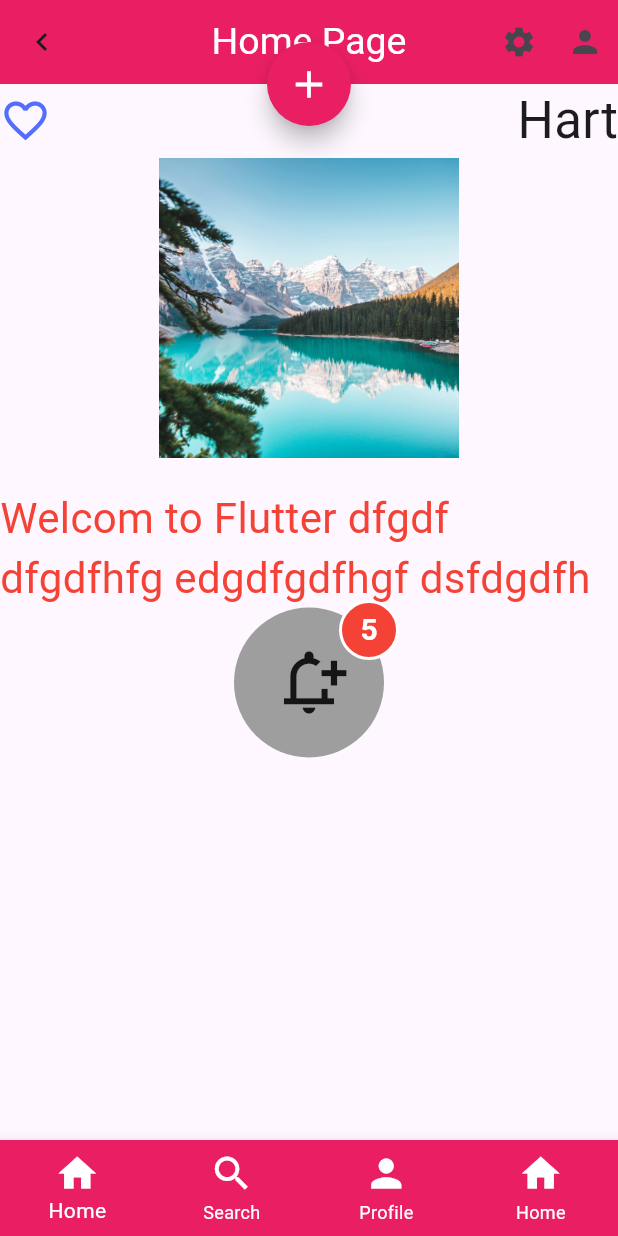
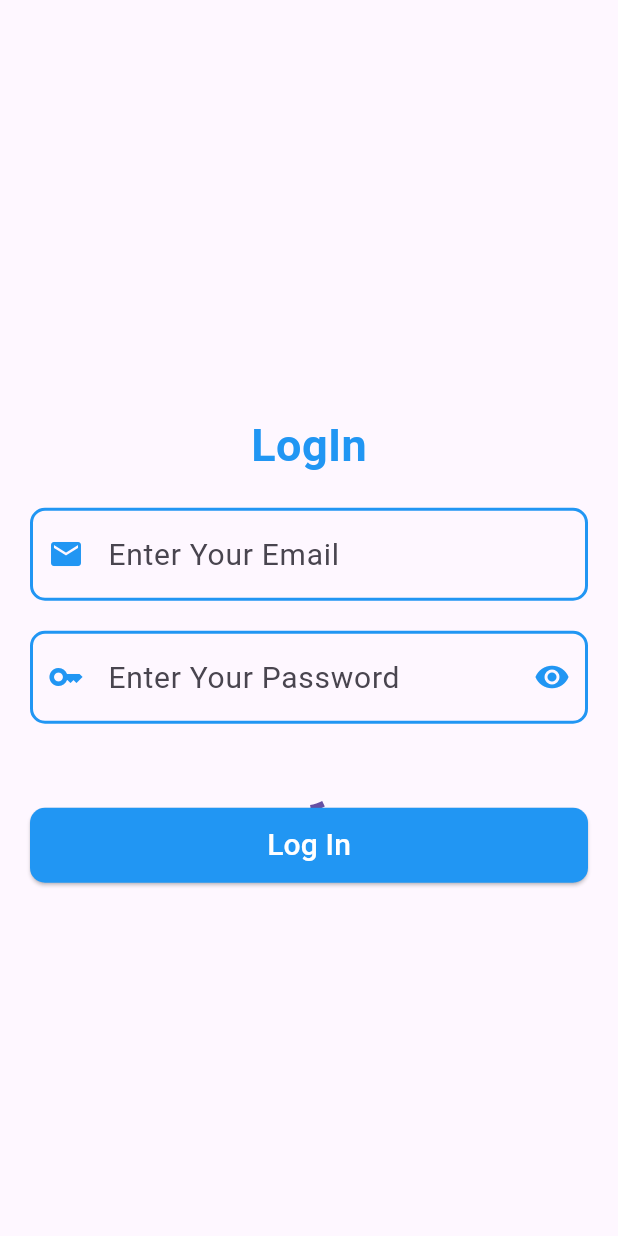
Before and after one commit to Rathapp/Mobile_TK_weekend, a Flutter app: the screen it shows after launch, on a phone screen of 412 x 824 dp. Run offline on Flutter 3.47's test engine with Material 3 defaults, Android fonts, the phone set to English and light mode, and no system bars.

Commit message:
update ui

```diff
--- /dev/null
+++ b/lib/Log_in.dart
@@ -0,0 +1,108 @@
+
+import 'package:flutter/material.dart';
+
+import 'home_page.dart';
+
+class LogIn extends StatelessWidget {
+  LogIn({super.key});
+ final TextEditingController _emailController = TextEditingController();
+ final TextEditingController _passwordController = TextEditingController();
+  @override
+  Widget build(BuildContext context) {
+    return Scaffold(
+      body: SingleChildScrollView(
+        child: Padding(
+          padding: const EdgeInsets.all(20.0),
+          child: Center(
+            child: SizedBox(
+              height: MediaQuery.of(context).size.height,
+              child: Column(
+                mainAxisAlignment: MainAxisAlignment.center,
+                children: [
+                  Text("LogIn",style: TextStyle(fontSize: 30,fontWeight: FontWeight(600),color: Colors.blue),),
+                  SizedBox(height: 20,),
+                  TextField(
+                    controller: _emailController,
+                    style: TextStyle(fontSize: 20,color: Colors.blue),
+                    keyboardType: TextInputType.emailAddress,
+                    decoration: InputDecoration(
+                      focusedBorder: OutlineInputBorder(
+                        borderRadius: BorderRadius.circular(10),
+                        borderSide: BorderSide(color: Colors.blue,width: 2),
+                      ),
+                      enabledBorder: OutlineInputBorder(
+                        borderRadius: BorderRadius.circular(10),
+                        borderSide: BorderSide(color: Colors.blue,width: 2),
+                      ),
+                      hintText: "Enter Your Email",
+                      // labelText: "Email",
+                      prefixIcon: Icon(Icons.email,color: Colors.blue),
+                      // icon: Icon(Icons.email),
+                      // suffixIcon: Icon(Icons.email),
+                      border: OutlineInputBorder(
+                        borderRadius: BorderRadius.circular(10),
+                        borderSide: BorderSide(color: Colors.blue,width: 2),
+
+                      )
+
+                    )
+
+                  ),
+                  SizedBox(height: 20,),
+                  TextField(
+                    controller: _passwordController,
+                      obscureText: true,
+                      style: TextStyle(fontSize: 20,color: Colors.blue),
+                      keyboardType: TextInputType.text,
+                      decoration: InputDecoration(
+                          focusedBorder: OutlineInputBorder(
+                            borderRadius: BorderRadius.circular(10),
+                            borderSide: BorderSide(color: Colors.blue,width: 2),
+                          ),
+                          enabledBorder: OutlineInputBorder(
+                            borderRadius: BorderRadius.circular(10),
+                            borderSide: BorderSide(color: Colors.blue,width: 2),
+                          ),
+                          hintText: "Enter Your Password",
+                          // labelText: "Email",
+                          prefixIcon: Icon(Icons.key,color: Colors.blue),
+                          // icon: Icon(Icons.email),
+                          suffixIcon: Icon(Icons.visibility,color: Colors.blue),
+                          border: OutlineInputBorder(
+                            borderRadius: BorderRadius.circular(10),
+                            borderSide: BorderSide(color: Colors.blue,width: 2),
+
+                          )
+
+                      )
+
+                  ),
+                  SizedBox(height: 20,),
+
+                  CircularProgressIndicator(),
+                  SizedBox(
+                    width: MediaQuery.of(context).size.width,
+                    height: 50,
+                    child: ElevatedButton(
+                        onPressed: (){
+                          print("Email : ${_emailController.text}");
+                          print("Password : ${_passwordController.text}");
+                          Navigator.pushReplacement(context, MaterialPageRoute(builder: (context)=> HomePage()));
+                        },
+                    style: ElevatedButton.styleFrom(
+                      backgroundColor: Colors.blue,
+                      shape: RoundedRectangleBorder(borderRadius: BorderRadius.circular(10)),
+                    ),
+                        child: Text("Log In",style: TextStyle(fontSize: 20,color: Colors.white),)
+                    ),
+                  )
+                ],
+              ),
+            )
+          ,
+          ),
+        ),
+      ),
+    );
+  }
+}
--- a/lib/home_page.dart
+++ b/lib/home_page.dart
@@ -8,8 +8,8 @@
   Widget build(BuildContext context) {
     return Scaffold(
       key: _scaffoldKey,
-      appBar: buildAppBar(),
-      drawer: buildDrawer(),
+      appBar: buildAppBar(context),
+      // drawer: buildDrawer(),
       endDrawer: Drawer(),
       body: buildBody(),
       floatingActionButton: buildFloatingActionButton(),
@@ -127,10 +127,11 @@
     );
   }
 
-  AppBar buildAppBar() {
+  AppBar buildAppBar(BuildContext context) {
     return AppBar(
       leading: IconButton(onPressed: (){
-        _scaffoldKey.currentState?.openDrawer();
+        // _scaffoldKey.currentState?.openDrawer();
+        Navigator.pop(context);
 
       }, icon: Icon(Icons.chevron_left)),
       title: Text("Home Page",style: TextStyle(fontSize: 25,color: Colors.white),),
@@ -195,7 +196,6 @@
                     ]
               ),
               SizedBox(height: 20,),
-
             ]
         ),
       ),
--- a/lib/main.dart
+++ b/lib/main.dart
@@ -1,4 +1,5 @@
 import 'package:flutter/material.dart';
+import 'package:fluuter_weekend/Log_in.dart';
 
 import 'package:fluuter_weekend/home_page.dart';
 
@@ -15,7 +16,8 @@
   Widget build(BuildContext context) {
     return MaterialApp(
       debugShowCheckedModeBanner: false,
-      home: HomePage(),
+      home: LogIn()
+      // HomePage(),
     );
   }
 }
```
